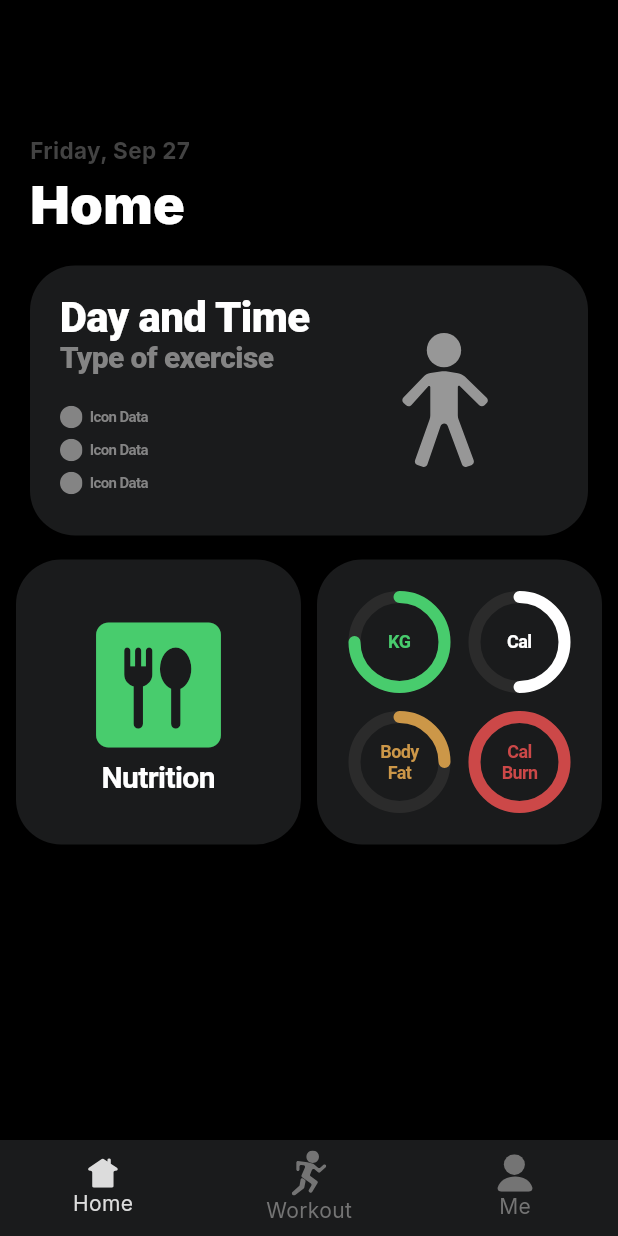
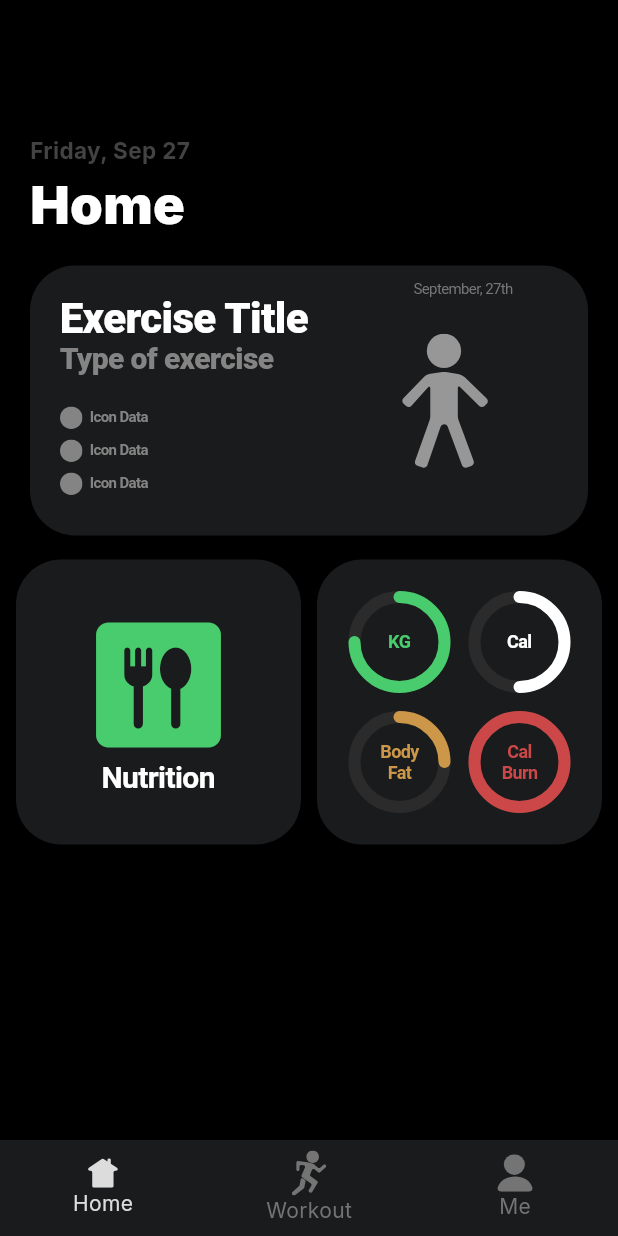
Before and after one commit to AbsolutelyHaakon/FitnessApp-IDATA2503, a Flutter app: the screen it shows after launch, on a phone screen of 412 x 824 dp. Run offline on Flutter 3.47's test engine with Material 3 defaults, Android fonts, the phone set to English and light mode, and no system bars; our stand-ins replace flutter_svg, get.

Commit message:
Added date to each workout

```diff
--- a/lib/components/upcoming_workouts_box.dart
+++ b/lib/components/upcoming_workouts_box.dart
@@ -31,7 +31,20 @@ class _UpcomingWorkoutsBoxState extends State<UpcomingWorkoutsBox> {
             borderRadius: BorderRadius.all(Radius.circular(30)),
           ),
           padding: const EdgeInsets.fromLTRB(20, 10, 50, 10),
-          child: Row(
+          child: Column(
+            children: [
+              Container(
+                alignment: Alignment.topRight,
+                child: const Text(
+                  'September, 27th',
+                  style: TextStyle(
+                    fontSize: 10,
+                    color: Color(0xFF787878),
+                    height: 1.1,
+                  ),
+                ),
+              ),
+              Row(
                 mainAxisAlignment: MainAxisAlignment.spaceEvenly,
                 children: [
                   const Expanded(
@@ -39,7 +52,7 @@ class _UpcomingWorkoutsBoxState extends State<UpcomingWorkoutsBox> {
                       mainAxisAlignment: MainAxisAlignment.center,
                       crossAxisAlignment: CrossAxisAlignment.start,
                       children: [
-                    Heading1(text: 'Day and Time'),
+                        Heading1(text: 'Exercise Title'),
                         Heading2(text: 'Type of exercise'),
                         SizedBox(
                           height: 20,
@@ -81,6 +94,8 @@ class _UpcomingWorkoutsBoxState extends State<UpcomingWorkoutsBox> {
                   ),
                 ],
               ),
+            ],
+          ),
         ),
         onPressed: () {
           Navigator.push(
@@ -90,6 +105,5 @@ class _UpcomingWorkoutsBoxState extends State<UpcomingWorkoutsBox> {
             ),
           );
         });
-
   }
 }
```
Lines whose indentation alone changed are shown as unchanged.
